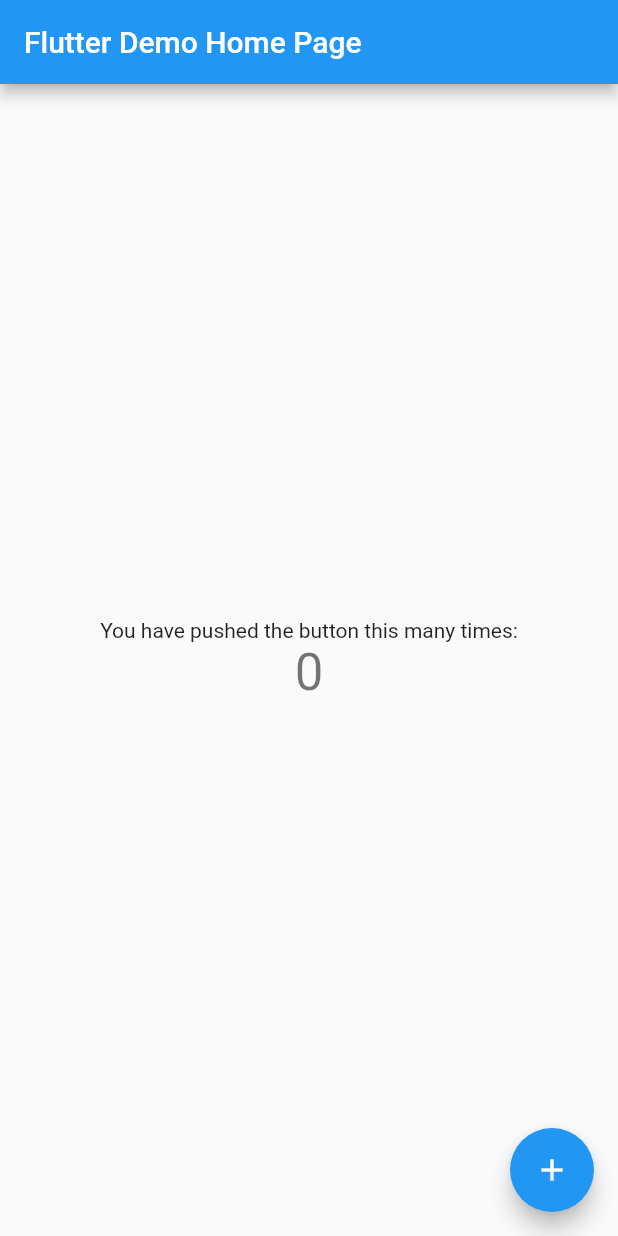
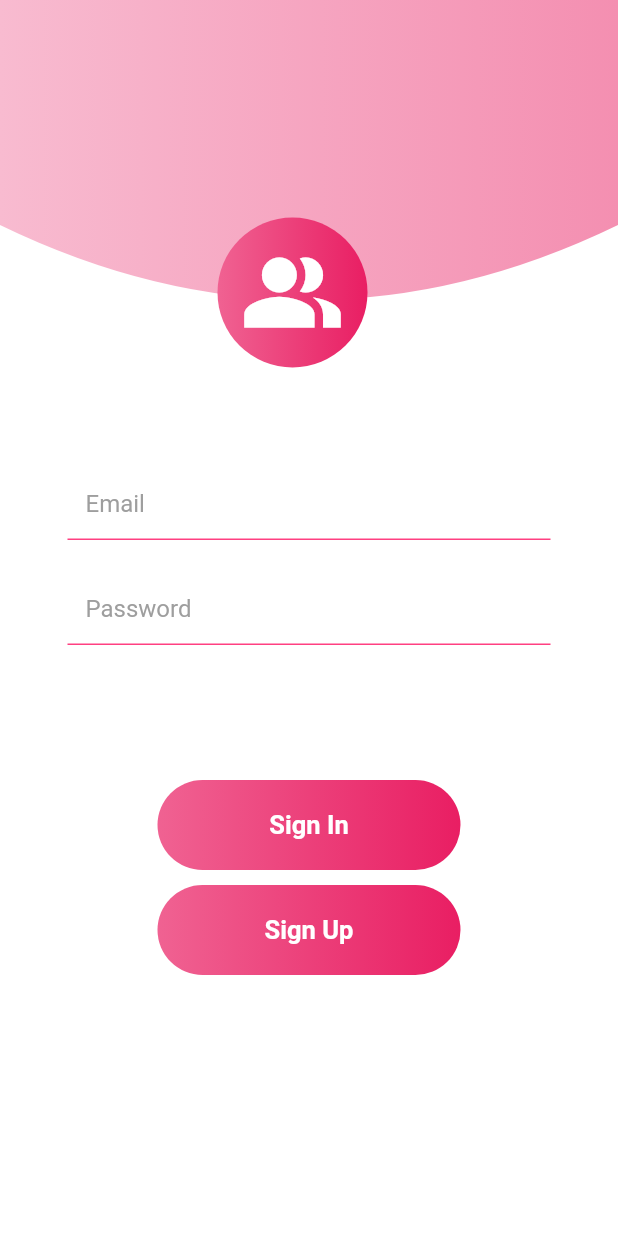
Before and after one commit to Accidentally-Coder/Oshudh_Khaiso, a Flutter app: the screen it shows after launch, on a phone screen of 412 x 824 dp. Run offline on Flutter 3.47's test engine with Material 2 defaults, Android fonts, the phone set to English and light mode, and no system bars.

Commit message:
added signin signup screen

```diff
--- /dev/null
+++ b/lib/components/my_buton.dart
@@ -0,0 +1,41 @@
+import 'package:flutter/material.dart';
+
+class MyButton extends StatelessWidget {
+  final String buttonText;
+  final Function()?onTap;
+
+  const MyButton({
+    super.key,
+    required this.buttonText,
+    required this.onTap,
+  });
+
+  @override
+  Widget build(BuildContext context) {
+    return GestureDetector(
+        onTap: onTap,
+        child: Container(
+            padding: const EdgeInsets.all(20),
+            margin: const EdgeInsets.symmetric(horizontal: 75),
+            decoration: BoxDecoration(
+              gradient: LinearGradient(
+                colors: [
+                  Color(0xFFF06292),
+                  Color(0xFFEC407A),
+                  Colors.pink,
+                ],
+              ),
+              borderRadius: BorderRadius.circular(30)
+            ),
+            child: Center(
+              child: Text(
+                buttonText,
+                style: const TextStyle(
+                  color: Colors.white,
+                  fontSize: 17,
+                  fontWeight: FontWeight.bold,
+                ),
+              ),
+            )));
+  }
+}
--- /dev/null
+++ b/lib/components/my_textfield.dart
@@ -0,0 +1,44 @@
+import 'package:flutter/material.dart';
+
+class MyTextField extends StatelessWidget{
+
+  final controller;
+  final String hintText;
+  final bool obscureText;
+
+  const MyTextField({
+    super.key,
+    required this.controller,
+    required this.hintText,
+    required this.obscureText,
+  });
+
+  @override
+  Widget build(BuildContext context){
+    return Padding(
+      padding: EdgeInsets.fromLTRB(15.0, 2.0, 15.0, 10.0),
+      child: TextField(
+        controller: controller,
+        obscureText : obscureText,
+        decoration: InputDecoration(
+          enabledBorder: const UnderlineInputBorder(
+            borderSide: BorderSide(
+              width: 1,
+              color: Colors.pinkAccent,
+            )
+          ),
+
+          focusedBorder:  const UnderlineInputBorder(
+              borderSide: BorderSide(color: Color(0xFF001a33)),
+          ),
+
+
+          fillColor: Colors.white,
+          filled: true,
+          hintText: hintText,
+          hintStyle: TextStyle(color: Colors.grey[500]),
+        ),
+      ),
+    );
+  }
+}
--- a/lib/main.dart
+++ b/lib/main.dart
@@ -1,4 +1,5 @@
 import 'package:flutter/material.dart';
+import 'package:oshudh_khaiso/screens/loginPage.dart';
 
 void main() {
   runApp(const MyApp());
@@ -11,105 +12,8 @@
   @override
   Widget build(BuildContext context) {
     return MaterialApp(
-      title: 'Flutter Demo',
-      theme: ThemeData(
-        // This is the theme of your application.
-        //
-        // Try running your application with "flutter run". You'll see the
-        // application has a blue toolbar. Then, without quitting the app, try
-        // changing the primarySwatch below to Colors.green and then invoke
-        // "hot reload" (press "r" in the console where you ran "flutter run",
-        // or simply save your changes to "hot reload" in a Flutter IDE).
-        // Notice that the counter didn't reset back to zero; the application
-        // is not restarted.
-        primarySwatch: Colors.blue,
-      ),
-      home: const MyHomePage(title: 'Flutter Demo Home Page'),
+      home: LoginPage(),
+      debugShowCheckedModeBanner: false,
     );
   }
 }
-
-class MyHomePage extends StatefulWidget {
-  const MyHomePage({super.key, required this.title});
-
-  // This widget is the home page of your application. It is stateful, meaning
-  // that it has a State object (defined below) that contains fields that affect
-  // how it looks.
-
-  // This class is the configuration for the state. It holds the values (in this
-  // case the title) provided by the parent (in this case the App widget) and
-  // used by the build method of the State. Fields in a Widget subclass are
-  // always marked "final".
-
-  final String title;
-
-  @override
-  State<MyHomePage> createState() => _MyHomePageState();
-}
-
-class _MyHomePageState extends State<MyHomePage> {
-  int _counter = 0;
-
-  void _incrementCounter() {
-    setState(() {
-      // This call to setState tells the Flutter framework that something has
-      // changed in this State, which causes it to rerun the build method below
-      // so that the display can reflect the updated values. If we changed
-      // _counter without calling setState(), then the build method would not be
-      // called again, and so nothing would appear to happen.
-      _counter++;
-    });
-  }
-
-  @override
-  Widget build(BuildContext context) {
-    // This method is rerun every time setState is called, for instance as done
-    // by the _incrementCounter method above.
-    //
-    // The Flutter framework has been optimized to make rerunning build methods
-    // fast, so that you can just rebuild anything that needs updating rather
-    // than having to individually change instances of widgets.
-    return Scaffold(
-      appBar: AppBar(
-        // Here we take the value from the MyHomePage object that was created by
-        // the App.build method, and use it to set our appbar title.
-        title: Text(widget.title),
-      ),
-      body: Center(
-        // Center is a layout widget. It takes a single child and positions it
-        // in the middle of the parent.
-        child: Column(
-          // Column is also a layout widget. It takes a list of children and
-          // arranges them vertically. By default, it sizes itself to fit its
-          // children horizontally, and tries to be as tall as its parent.
-          //
-          // Invoke "debug painting" (press "p" in the console, choose the
-          // "Toggle Debug Paint" action from the Flutter Inspector in Android
-          // Studio, or the "Toggle Debug Paint" command in Visual Studio Code)
-          // to see the wireframe for each widget.
-          //
-          // Column has various properties to control how it sizes itself and
-          // how it positions its children. Here we use mainAxisAlignment to
-          // center the children vertically; the main axis here is the vertical
-          // axis because Columns are vertical (the cross axis would be
-          // horizontal).
-          mainAxisAlignment: MainAxisAlignment.center,
-          children: <Widget>[
-            const Text(
-              'You have pushed the button this many times:',
-            ),
-            Text(
-              '$_counter',
-              style: Theme.of(context).textTheme.headline4,
-            ),
-          ],
-        ),
-      ),
-      floatingActionButton: FloatingActionButton(
-        onPressed: _incrementCounter,
-        tooltip: 'Increment',
-        child: const Icon(Icons.add),
-      ), // This trailing comma makes auto-formatting nicer for build methods.
-    );
-  }
-}
--- /dev/null
+++ b/lib/screens/loginPage.dart
@@ -0,0 +1,146 @@
+import 'package:flutter/material.dart';
+import 'package:oshudh_khaiso/components/my_buton.dart';
+import 'package:oshudh_khaiso/components/my_textfield.dart';
+
+class LoginPage extends StatelessWidget {
+  LoginPage({Key? key}) : super(key: key);
+
+  final emailController = TextEditingController();
+  final passwordController = TextEditingController();
+
+  void signUserIn() {
+    print('Signed In');
+  }
+
+  @override
+  Widget build(BuildContext context) {
+    return Scaffold(
+      backgroundColor: Colors.white,
+      body: SafeArea(
+        child: SingleChildScrollView(
+          child: Column(
+            mainAxisAlignment: MainAxisAlignment.center,
+            children: [
+                Stack(
+                  children: [
+                    ClipPath(
+                      clipper: CustomClipPath(),
+                      child: Container(
+                        decoration: const BoxDecoration(
+                          gradient: LinearGradient(
+                              colors: [
+                                //Color(0xFFFCE4EC),
+                                Color(0xFFF8BBD0),
+                                Color(0xFFF48FB1),
+                                //Color(0xFFF06292),
+                                //Color(0xFFEC407A),
+                                //Colors.pink,
+                              ],
+                          ),
+                        ),
+                        //color: Colors.pink[100],
+                        height: 250,
+                      ),
+                    ),
+                    Positioned(
+                      left: 145,
+                      top: 145,
+                      child: Container(
+                        height: 100,
+                        width: 100,
+                        decoration: const BoxDecoration(
+                            gradient : LinearGradient(
+                                colors: [
+                                  //Color(0xFFFCE4EC),
+                                  //Color(0xFFF8BBD0),
+                                  Color(0xFFF06292),
+                                  Color(0xFFEC407A),
+                                  Colors.pink,
+                                ]
+                            ),
+                            shape : BoxShape.circle,
+                        ),
+
+                        child: const Icon(
+                          Icons.people_alt_sharp,
+                          size:  70,
+                          color: Colors.white,
+                        ),
+                      ),
+                    ),
+                  ],
+                ),
+                Padding(
+                  padding: const EdgeInsets.fromLTRB(30.0, 10.0, 30.0, 10.0),
+                  child: Column(
+                    children: [
+                      const SizedBox(height: 50.0,),
+                      //email
+                      MyTextField(
+                          controller: emailController,
+                          hintText: 'Email',
+                          obscureText: false
+                      ),
+
+                      const SizedBox(height: 10.0,),
+
+                      //password
+                      MyTextField(
+                          controller: passwordController,
+                          hintText: 'Password',
+                          obscureText: true
+                      ),
+
+                      const SizedBox(height: 80.0,),
+
+                      //signIn Button
+                      MyButton(
+                          buttonText: 'Sign In',
+                          onTap: signUserIn,
+                      ),
+
+                      const SizedBox(height: 10.0,),
+
+                      MyButton(
+                        buttonText: 'Sign Up',
+                        onTap: signUserIn,
+                      ),
+                    ],
+                  ),
+                ),
+
+            ],
+          ),
+        ),
+      )
+    );
+  }
+}
+
+class CustomClipPath extends CustomClipper<Path>{
+  @override
+  Path getClip(Size size) {
+    double w = size.width;
+    double h = size.height;
+    final path = Path();
+
+    path.lineTo(0, h*0.6);
+    path.quadraticBezierTo(
+      w*0.5,
+      h,
+      w,
+      h*0.6,
+    );
+    path.lineTo(w, 0);
+    path.close();
+    return path;
+  }
+
+  @override
+  bool shouldReclip(covariant CustomClipper<Path> oldClipper) {
+    // TODO: implement shouldReclip
+    //throw UnimplementedError();
+    return false;
+  }
+
+}
```
Also changed, not shown: pubspec.lock.
